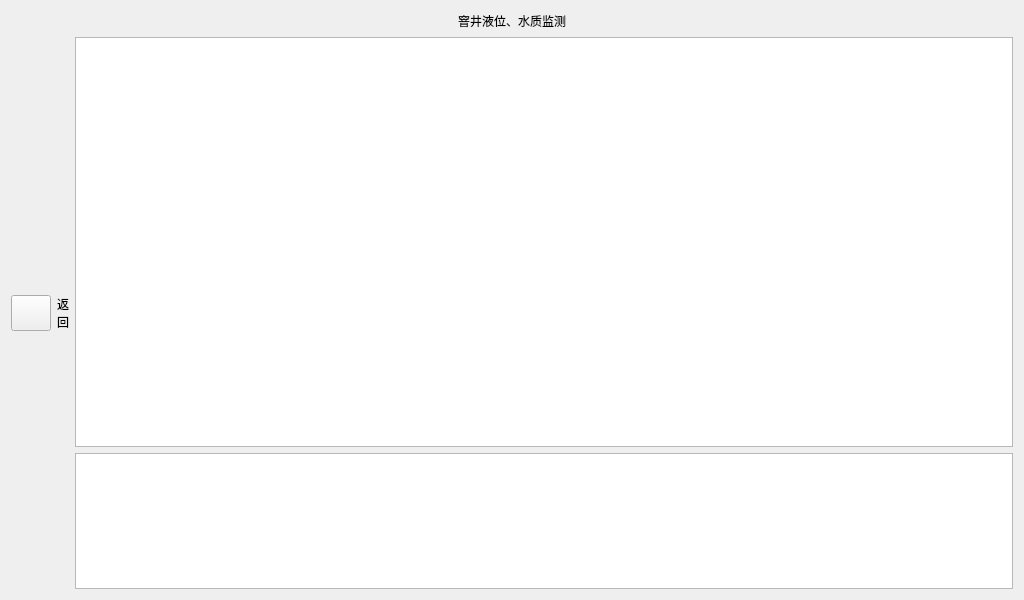
Sgr-H/gzj5th, file View/date3shaft.ui: the form before one commit.
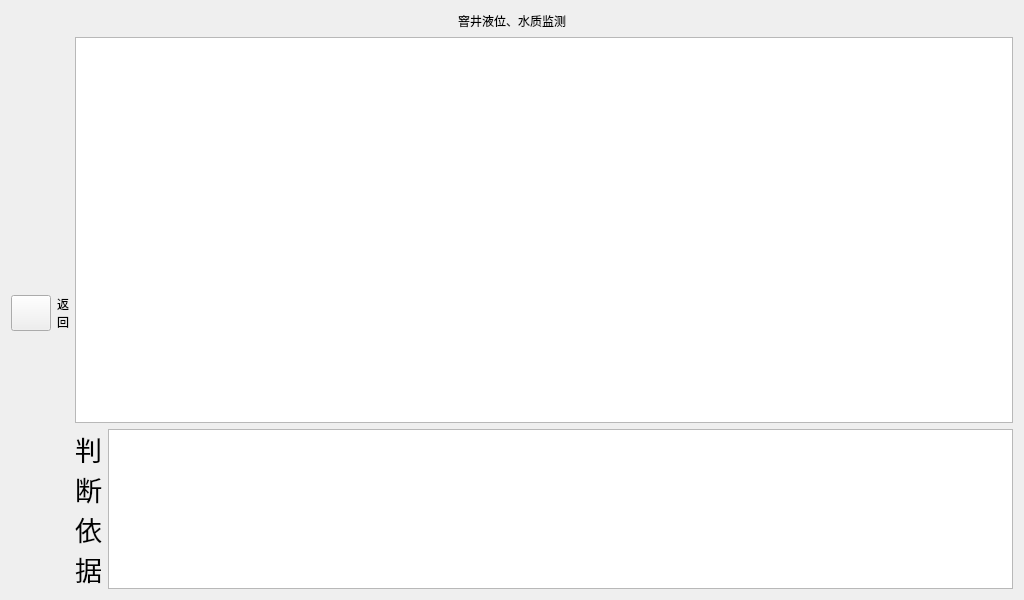
The form after the commit.

```diff
--- a/View/date3shaft.ui
+++ b/View/date3shaft.ui
@@ -109,12 +109,31 @@
       </layout>
      </item>
      <item>
-      <layout class="QVBoxLayout" name="verticalLayout" stretch="3,1">
+      <layout class="QVBoxLayout" name="verticalLayout" stretch="4,1">
        <item>
         <widget class="QTableView" name="tableView"/>
        </item>
        <item>
-        <widget class="QTableView" name="tableView_2"/>
+        <layout class="QHBoxLayout" name="horizontalLayout_4" stretch="0,0">
+         <item>
+          <widget class="QLabel" name="label_3">
+           <property name="font">
+            <font>
+             <pointsize>20</pointsize>
+            </font>
+           </property>
+           <property name="text">
+            <string>判
+断
+依
+据</string>
+           </property>
+          </widget>
+         </item>
+         <item>
+          <widget class="QTableView" name="tableView_2"/>
+         </item>
+        </layout>
        </item>
       </layout>
      </item>
```
